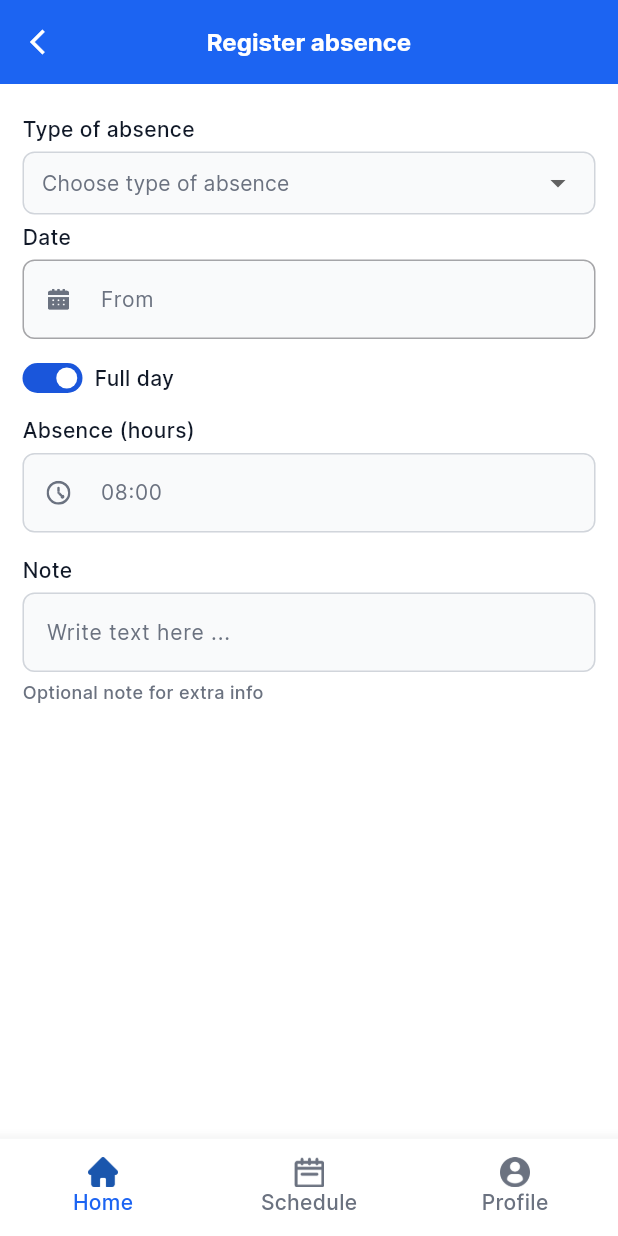
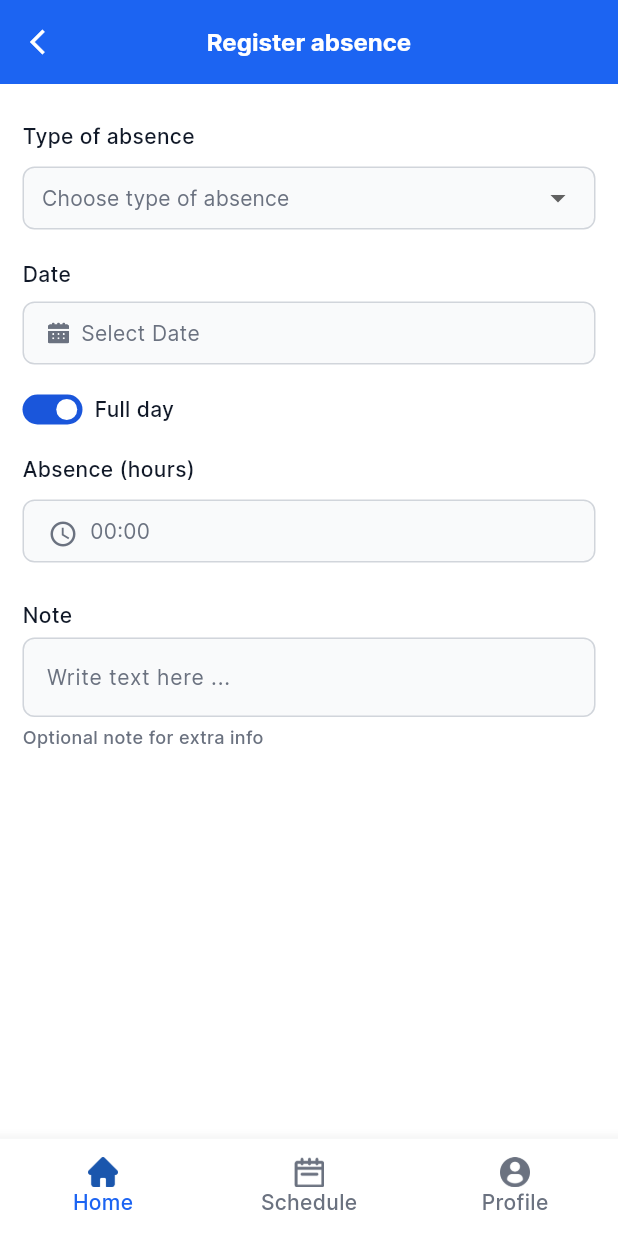
Before and after one commit to SutariyaMitul/Kabox, a Flutter app: the RegisterAbsence widget shown alone on an empty page, opened directly, on a phone screen of 412 x 824 dp. Run offline on Flutter 3.47's test engine with Material 3 defaults, Android fonts, the phone set to English and light mode, and no system bars; drawn by our look-alikes of flutter_switch; our stand-ins replace flutter_svg, fluttertoast, permission_handler; missing offline and left inert: flutter_calendar_week; project files that could hold a hidden picture were left out.

Commit message:
new padding change

```diff
--- a/lib/employee_screen/avaulable_screen/available_for_work.dart
+++ b/lib/employee_screen/avaulable_screen/available_for_work.dart
@@ -1,6 +1,7 @@
 import 'package:flutter/material.dart';
 import 'package:flutter_svg/svg.dart';
 import 'package:flutter_switch/flutter_switch.dart';
+import 'package:kbox/Common/common_color.dart';
 import 'package:kbox/Common/common_date_picker.dart';
 import 'package:kbox/Common/common_time_picker.dart';
 import 'package:kbox/employee_screen/home_screen/main_activity.dart';
@@ -226,7 +227,7 @@ class _AvailableForWorkState extends State<AvailableForWork> {
                     ),
                   ),
                   Padding(
-                    padding: const EdgeInsets.symmetric(vertical: 8.0),
+                    padding: const EdgeInsets.only(top: 14.0,bottom: 8),
                     child: Text(
                       CommonText.until,
                       style: TextStyles.fourteenTSBlack,
@@ -321,7 +322,7 @@ class _AvailableForWorkState extends State<AvailableForWork> {
                     ),
                   ),
                    Padding(
-                    padding: const EdgeInsets.symmetric(vertical: 8.0),
+                    padding: const EdgeInsets.only(top: 16.0,bottom: 8.0),
                     child: Text(
                       CommonText.note,
                       style: TextStyles.fourteenTSBlack,
--- a/lib/employee_screen/registerabsence_screen/register_absence.dart
+++ b/lib/employee_screen/registerabsence_screen/register_absence.dart
@@ -9,6 +9,7 @@ import 'package:kbox/Common/common_textfiled.dart';
 import 'package:kbox/Common/common_time_picker.dart';
 import 'package:kbox/Common/text_style.dart';
 import 'package:kbox/employee_screen/home_screen/main_activity.dart';
+import 'package:intl/intl.dart';
 
 class RegisterAbsence extends StatefulWidget {
   const RegisterAbsence({super.key});
@@ -53,6 +54,10 @@ class _RegisterAbsenceState extends State<RegisterAbsence> {
       });
     }
   }
+  static String formatDate(DateTime date) {
+    final formatter = DateFormat('dd/MM/yyyy');
+    return formatter.format(date);
+  }
 
 
   @override
@@ -84,7 +89,7 @@ class _RegisterAbsenceState extends State<RegisterAbsence> {
               crossAxisAlignment: CrossAxisAlignment.start,
               children: [
                  Padding(
-                  padding: const EdgeInsets.symmetric(vertical: 5.0),
+                  padding: const EdgeInsets.symmetric(vertical: 10.0),
                   child: Text(CommonText.typeOfAbsence,
                     style: TextStyles.fourteenTSBlackMedium,
                   ),
@@ -119,32 +124,52 @@ class _RegisterAbsenceState extends State<RegisterAbsence> {
                   ),
                 ),
                  Padding(
-                  padding: EdgeInsets.symmetric(vertical: 5.0),
+                  padding: const EdgeInsets.only(top: 20.0,bottom: 8),
                   child: Text(
                     CommonText.date,
                     style: TextStyles.fourteenTSBlackMedium,
                   ),
                 ),
                 GestureDetector(
-                  onTap: () {
-                    _selectDate();
-                  },
-                  child: CommonTextFormField(
-                    controller: dateController,
-                    labelText: CommonText.from,
-                    labelStyles: TextStyles.fourteenTSGrey,
-                    enabled: false,
-                    prefixIcon: SvgPicture.asset(
-                      'assets/images/calendar.svg',
-                      width: 14,
-                      height: 14,
-                      fit: BoxFit.scaleDown,
-                      alignment: Alignment.center,
+                  onTap: _selectDate,
+                  child: Container(
+                    width: MediaQuery.of(context).size.width,
+                    height: 42,
+                    padding: const EdgeInsets.symmetric(
+                        horizontal: 16, vertical: 12),
+                    decoration: ShapeDecoration(
+                      color: CommonColor.textInputBgColor,
+                      shape: RoundedRectangleBorder(
+                        side: const BorderSide(
+                            width: 1, color: Color(0xFFD1D5DB)),
+                        borderRadius: BorderRadius.circular(8),
+                      ),
+                    ),
+                    child: Row(
+                      mainAxisAlignment: MainAxisAlignment.start,
+                      crossAxisAlignment: CrossAxisAlignment.center,
+                      children: [
+                        SvgPicture.asset(
+                          "assets/images/calendar.svg",
+                          fit: BoxFit.scaleDown,
+                        ),
+                        const SizedBox(width: 8),
+                        Text(
+                          selectedDate != null? formatDate(selectedDate!): CommonText.selectDate,
+                          style: TextStyle(
+                            color: CommonColor.grayColor,
+                            fontSize: 14,
+                            fontFamily: 'Inter',
+                            fontWeight: FontWeight.w400,
+                            height: 0.09,
+                          ),
+                        ),
+                      ],
                     ),
                   ),
                 ),
                 const SizedBox(
-                  height: 16,
+                  height: 20,
                 ),
                 Row(
                   mainAxisAlignment: MainAxisAlignment.start,
@@ -178,23 +203,61 @@ class _RegisterAbsenceState extends State<RegisterAbsence> {
                   ],
                 ),
                 const SizedBox(
-                  height: 10,
+                  height: 15,
                 ),
                  Padding(
-                  padding: const EdgeInsets.symmetric(vertical: 5.0),
+                  padding: const EdgeInsets.only(top: 5.0),
                   child: Text(
                     CommonText.absence,
                     style: TextStyles.fourteenTSBlackMedium,
                   ),
                 ),
-                CommonTextFormField(
-                  controller: dateController,
-                  labelText: '08:00',
-                  labelStyles: TextStyles.fourteenTSGrey,
-                  prefixIcon: SvgPicture.asset(
-                    'assets/images/clock-outline.svg',
-                    fit: BoxFit.scaleDown,
-                    alignment: Alignment.center,
+                Padding(
+                  padding: const EdgeInsets.symmetric(vertical: 10),
+                  child: GestureDetector(
+                    onTap: () {
+                      _selectTime();
+                    },
+                    child: Container(
+                      width: MediaQuery.of(context).size.width,
+                      height: 42,
+                      padding: const EdgeInsets.symmetric(
+                          horizontal: 16, vertical: 12),
+                      decoration: ShapeDecoration(
+                        color: const Color(0xFFF9FAFB),
+                        shape: RoundedRectangleBorder(
+                          side: const BorderSide(
+                              width: 1, color: Color(0xFFD1D5DB)),
+                          borderRadius: BorderRadius.circular(8),
+                        ),
+                      ),
+                      child: Row(
+                        mainAxisAlignment: MainAxisAlignment.start,
+                        crossAxisAlignment: CrossAxisAlignment.center,
+                        children: [
+                          const Center(
+                            child: Icon(
+                              Icons.access_time,
+                              color: Color(0xff6B7280),
+                              size: 20,
+                            ),
+                          ),
+                          const SizedBox(width: 8),
+                          Center(
+                            child: Text(
+                              selectedTime != null? DateFormat('h:mm a').format(DateTime(2000, 1, 1, selectedTime!.hour, selectedTime!.minute)): '00:00',
+                              style: TextStyle(
+                                color: CommonColor.grayColor,
+                                fontSize: 14,
+                                fontFamily: 'Inter',
+                                fontWeight: FontWeight.w400,
+                                height: 0.09,
+                              ),
+                            ),
+                          ),
+                        ],
+                      ),
+                    ),
                   ),
                 ),
                 const SizedBox(
--- a/lib/employee_screen/schedule_screen/schedule_screen.dart
+++ b/lib/employee_screen/schedule_screen/schedule_screen.dart
@@ -162,8 +162,6 @@ class _ScheduleScreenState extends State<ScheduleScreen> {
                 //     )),
               ],
             ),
-              ),
-            ],
           ),
           Expanded(
             child: ListView.builder(
```
Also changed, not shown: lib/employee_screen/reimbursfortravels_screen/reimburs _for_travels.dart (+68 -13 lines), lib/main.dart (+2 -9 lines).
